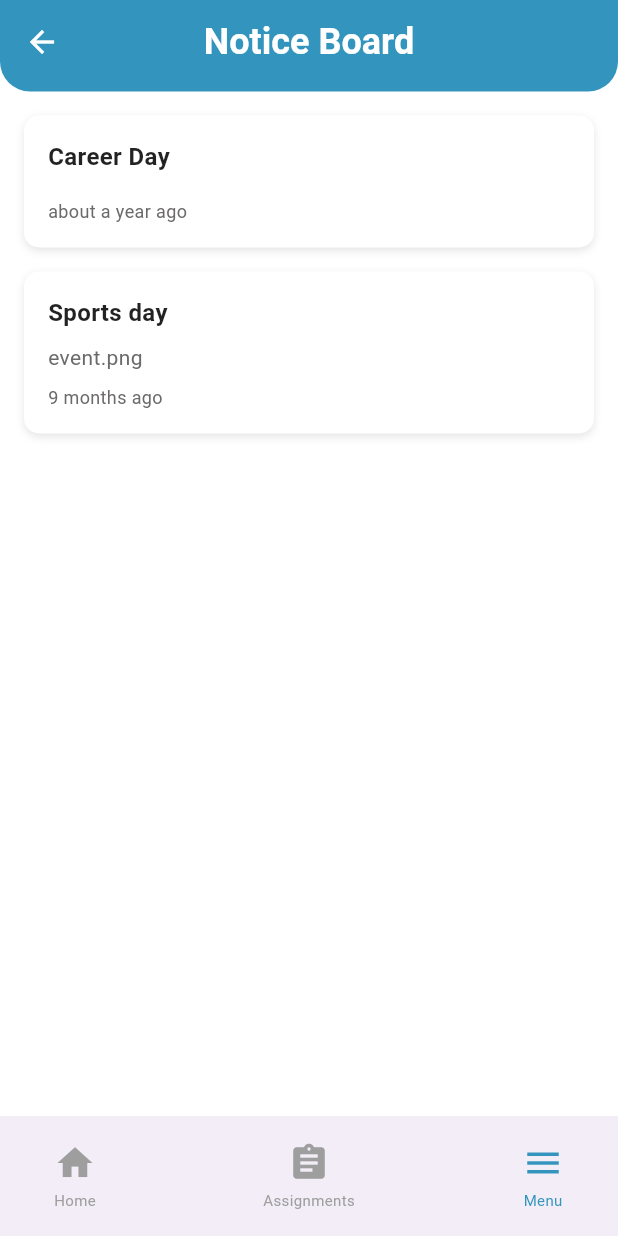
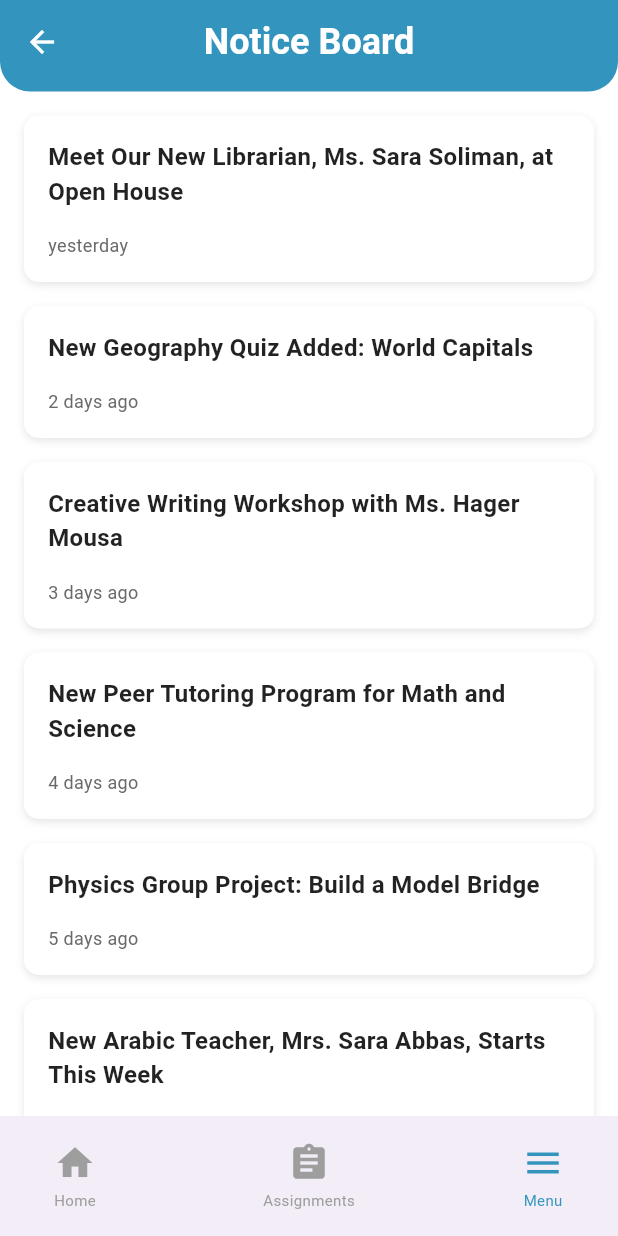
Before and after one commit to Bahga-Project/bahga-student, a Flutter app: the NoticeBoardScreen screen opened by its route, on a phone screen of 412 x 824 dp. Run offline on Flutter 3.47's test engine with Material 3 defaults, Android fonts, the phone set to English and light mode, and no system bars; our stand-ins replace cloud_firestore, dio, firebase_auth, firebase_core, google_fonts, image_picker and 2 more; missing offline and left inert: dart:ffi, flutter_face_api, flutter_pdfview; accounts and stored records are empty; Roboto replaces fonts that are missing (Cairo).

Commit message:
more data

```diff
--- a/lib/screens/exam_timetable_screen.dart
+++ b/lib/screens/exam_timetable_screen.dart
@@ -44,7 +44,7 @@ class ExamTimetablePage extends StatelessWidget {
             subject: "English",
             marks: "100 Marks",
             type: "Theory",
-            date: "01-11-2023",
+            date: "18-06-2025",
             time: "10:30 AM - 12:30 AM",
           ),
           _buildDivider(),
@@ -54,47 +54,47 @@ class ExamTimetablePage extends StatelessWidget {
             subject: "Mathematics",
             marks: "50 Marks",
             type: "Theory",
-            date: "02-11-2023",
+            date: "20-06-2025",
             time: "10:30 AM - 12:30 AM",
           ),
           _buildDivider(),
 
-          // Physical Education
+          // Biology
           ExamCard(
-            subject: "Physical Education",
+            subject: "Biology",
             marks: "100 Marks",
             type: "Practical",
-            date: "03-11-2023",
+            date: "21-06-2025",
             time: "10:30 AM - 12:30 AM",
           ),
           _buildDivider(),
 
           // Hindi
           ExamCard(
-            subject: "Hindi",
+            subject: "Chemistry",
             marks: "100 Marks",
             type: "Theory",
-            date: "04-11-2023",
+            date: "23-06-2025",
             time: "10:30 AM - 12:30 AM",
           ),
           _buildDivider(),
 
           // Environmental Studies
           ExamCard(
-            subject: "Environmental Studies",
+            subject: "Computer Science",
             marks: "50 Marks",
             type: "Theory",
-            date: "06-11-2023",
+            date: "25-06-2025",
             time: "10:30 AM - 12:30 AM",
           ),
           _buildDivider(),
 
           // Art and Craft
           ExamCard(
-            subject: "Art and Craft",
+            subject: "History",
             marks: "50 Marks",
             type: "Theory",
-            date: "07-11-2023",
+            date: "27-06-2025",
             time: "10:30 AM - 12:30 AM",
           ),
         ],
@@ -108,7 +108,7 @@ class ExamTimetablePage extends StatelessWidget {
       child: Divider(
         height: 1,
         thickness: 1,
-        color: AppColors.textColor,
+        color: Colors.grey.shade50,
       ),
     );
   }
--- a/lib/screens/exams-screen.dart
+++ b/lib/screens/exams-screen.dart
@@ -17,10 +17,28 @@ class _ExamsScreenState extends State<ExamsScreen> {
   String selectedFilter = "All";
 
   final List<Map<String, dynamic>> exams = [
-    {"name": " Midterm", "date": "2025-06-15", "type": "Offline"},
-    {"name": "Science Quiz", "date": "2025-04-10", "type": "Offline"},
-    {"name": "English Quiz", "date": "2025-06-12", "type": "Online"},
-    {"name": " Final", "date": "2025-06-18", "type": "Offline"},
+    { "name": 'Chemistry Basics Quiz', "date": '2025-04-01', "type": 'Online' },
+    { "name": 'Physics Mechanics Quiz', "date": '2025-04-03', "type": 'Offline' },
+    { "name": 'Biology Cell Structure Quiz', "date": '2025-04-06', "type": 'Online' },
+    { "name": 'Arabic Vocabulary Quiz', "date": '2025-04-09', "type": 'Offline' },
+    { "name": 'History World Wars Quiz', "date": '2025-04-12', "type": 'Online' },
+    { "name": 'English Grammar Quiz', "date": '2025-04-15', "type": 'Offline' },
+    { "name": 'Mathematics Algebra Quiz', "date": '2025-04-18', "type": 'Online' },
+    { "name": 'Geography Climate Quiz', "date": '2025-04-21', "type": 'Offline' },
+    { "name": 'Computer Science Coding Quiz', "date": '2025-04-24', "type": 'Online' },
+    { "name": 'Literature Poetry Quiz', "date": '2025-04-27', "type": 'Offline' },
+    { "name": 'Chemistry Reactions Quiz', "date": '2025-04-30', "type": 'Online' },
+    { "name": 'Physics Electricity Quiz', "date": '2025-05-03', "type": 'Offline' },
+    { "name": 'Biology Genetics Quiz', "date": '2025-05-06', "type": 'Online' },
+    { "name": 'Arabic Literature Quiz', "date": '2025-05-09', "type": 'Offline' },
+    { "name": 'History Ancient Civilizations Quiz', "date": '2025-05-12', "type": 'Online' },
+    { "name": 'English Writing Skills Quiz', "date": '2025-05-15', "type": 'Offline' },
+    { "name": 'Mathematics Geometry Quiz', "date": '2025-05-20', "type": 'Online' },
+    { "name": 'Geography Landforms Quiz', "date": '2025-05-25', "type": 'Offline' },
+    { "name": 'Computer Science Algorithms Quiz', "date": '2025-06-01', "type": 'Online' },
+    { "name": 'Literature Novel Analysis Quiz', "date": '2025-06-10', "type": 'Offline' },
+    { "name": " Midterm", "date": "2025-06-15", "type": "Offline" },
+    { "name": " Final", "date": "2025-06-18", "type": "Offline" },
   ];
 
   @override
@@ -135,13 +153,13 @@ class _ExamsScreenState extends State<ExamsScreen> {
             Container(
               padding: const EdgeInsets.symmetric(horizontal: 8, vertical: 4),
               decoration: BoxDecoration(
-                color: isOnline ? Colors.blue.withOpacity(0.1) : Colors.green.withOpacity(0.1),
+                color: isOnline ? Colors.green.withOpacity(0.1) : Colors.blue.withOpacity(0.1),
                 borderRadius: BorderRadius.circular(4),
               ),
               child: Text(
                 exam["type"],
                 style: TextStyle(
-                  color: isOnline ? Colors.blue : Colors.green,
+                  color: isOnline ? Colors.green : Colors.blue,
                   fontSize: 12,
                   fontWeight: FontWeight.w500,
                 ),
--- a/lib/screens/login_screen.dart
+++ b/lib/screens/login_screen.dart
@@ -1,6 +1,7 @@
 import 'package:flutter/material.dart';
 import 'package:firebase_auth/firebase_auth.dart';
 import 'package:cloud_firestore/cloud_firestore.dart';
+import 'package:google_fonts/google_fonts.dart';
 import 'package:image_picker/image_picker.dart';
 import 'package:shared_preferences/shared_preferences.dart';
 import 'package:bahga_student/routes/route_names.dart';
--- a/lib/screens/notice_board_screen.dart
+++ b/lib/screens/notice_board_screen.dart
@@ -15,13 +15,84 @@ class NoticeBoardScreen extends StatelessWidget {
 
   final List<Notice> notices = const [
     Notice(
-      title: "Career Day",
-      date: "about a year ago",
+      title: "Meet Our New Librarian, Ms. Sara Soliman, at Open House",
+      date: "yesterday",
     ),
     Notice(
-      title: "Sports day",
-      imageName: "event.png",
-      date: "9 months ago",
+      title: "New Geography Quiz Added: World Capitals",
+      date: "2 days ago",
+    ),
+    Notice(
+      title: "Creative Writing Workshop with Ms. Hager Mousa",
+      date: "3 days ago",
+    ),
+    Notice(
+      title: "New Peer Tutoring Program for Math and Science",
+      date: "4 days ago",
+    ),
+    Notice(
+      title: "Physics Group Project: Build a Model Bridge",
+      date: "5 days ago",
+    ),
+    Notice(
+      title: "New Arabic Teacher, Mrs. Sara Abbas, Starts This Week",
+      date: "1 week ago",
+    ),
+    Notice(
+      title: "Updated School App with Assignment Tracker Feature",
+      date: "1 week ago",
+    ),
+    Notice(
+      title: "Join the New Debate Team for Public Speaking",
+      date: "2 weeks ago",
+    ),
+    Notice(
+      title: "Chemistry Lab Experiment Added: Chemical Reactions",
+      date: "2 weeks ago",
+    ),
+    Notice(
+      title: "New Online Portal for Submitting Art Portfolios",
+      date: "3 weeks ago",
+    ),
+    Notice(
+      title: "Welcome Coach Abdullah to the Soccer Team!",
+      date: "3 weeks ago",
+    ),
+    Notice(
+      title: "School Garden Club Launches Spring Planting Project",
+      date: "3 weeks ago",
+    ),
+    Notice(
+      title: "New English Essay Assignment: Literary Analysis",
+      date: "3 weeks ago",
+    ),
+    Notice(
+      title: "Science Lab Safety Training Session Scheduled",
+      date: "3 weeks ago",
+    ),
+    Notice(
+      title: "New Art Teacher, Mr. Fady, Joins Our Faculty",
+      date: "4 weeks ago",
+    ),
+    Notice(
+      title: "Updated History Project: World War II Research Paper",
+      date: "4 weeks ago",
+    ),
+    Notice(
+      title: "Join the New Robotics Club for Tech Enthusiasts",
+      date: "4 weeks ago",
+    ),
+    Notice(
+      title: "Library Upgrades with New Digital Resources",
+      date: "1 month ago",
+    ),
+    Notice(
+      title: "New Math Assignment Added: Algebra Problem Set",
+      date: "1 month ago",
+    ),
+    Notice(
+      title: "Welcome Our New Biology Teacher, Ms. Carter!",
+      date: "1 month ago",
     ),
   ];
 
```
